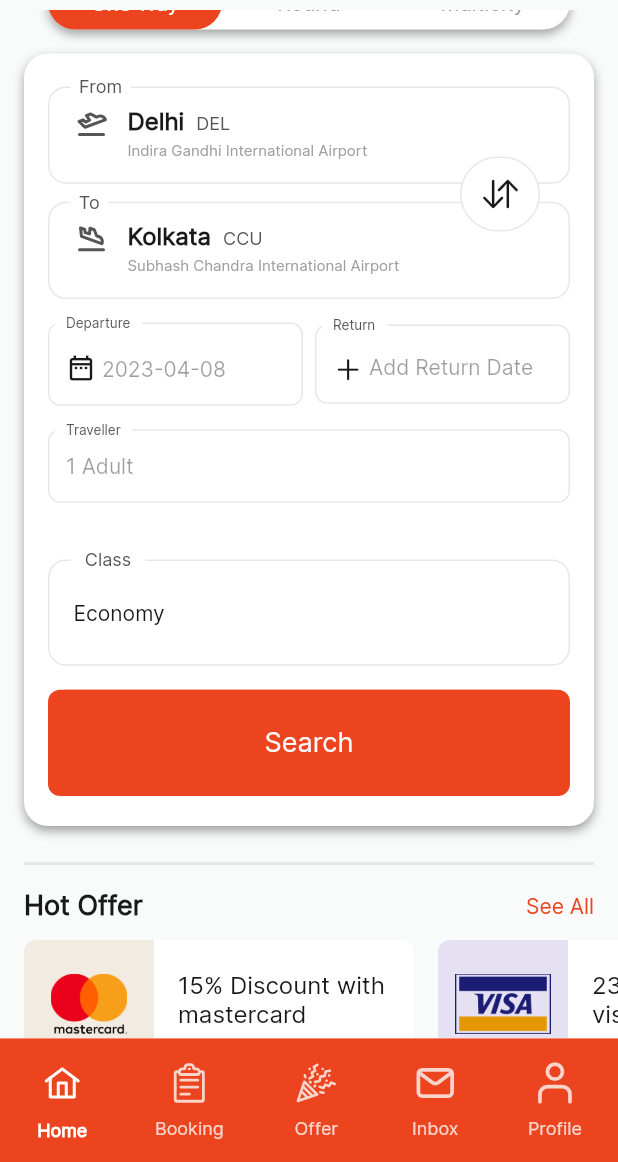
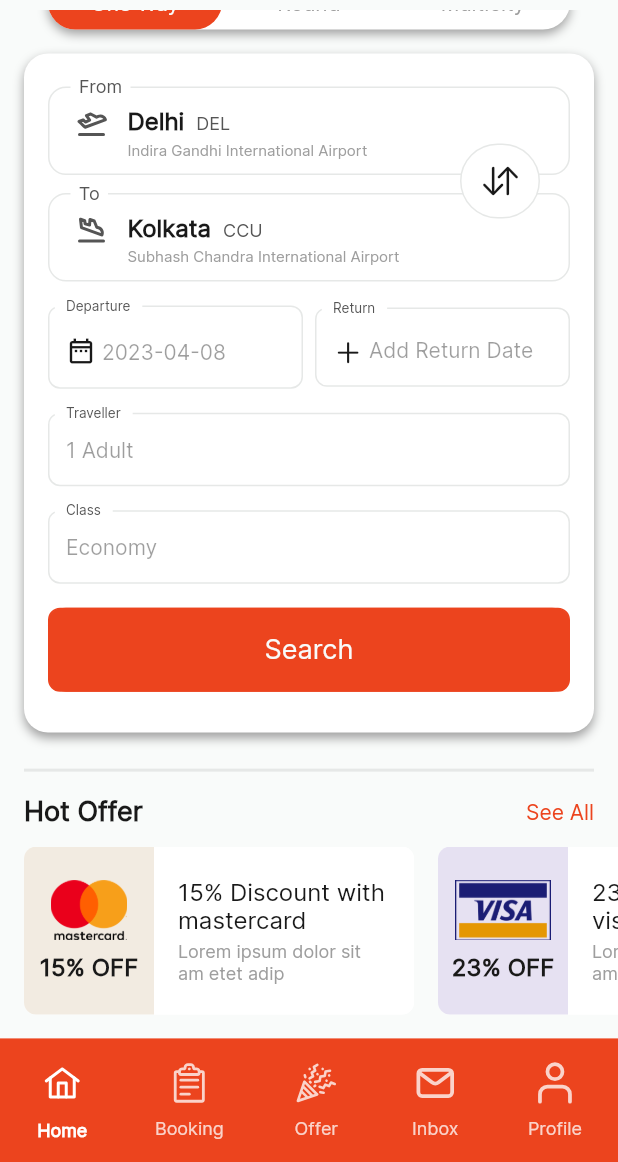
Before and after one commit to ramanassif/Book_Flight_App, a Flutter app: the screen it shows after launch, scrolled down 55 dp, on a phone screen of 412 x 824 dp, the part 74-1236 px from its top. Run offline on Flutter 3.47's test engine with Material 2 defaults, Android fonts, the phone set to English and light mode, and no system bars; our stand-ins replace easy_localization, flutter_svg, loading_animation_widget; missing offline and left inert: desktop_window.

Commit message:
Refactor code

```diff
--- a/lib/features/home_screen/widgets/flight_selection_widget.dart
+++ b/lib/features/home_screen/widgets/flight_selection_widget.dart
@@ -40,8 +40,8 @@ class _FlightSelectionWidgetState extends State<FlightSelectionWidget> {
       ),
       child: Container(
         height: MediaQuery.of(context).size.height > 700
-            ? MediaQuery.of(context).size.height / 1.6
-            : MediaQuery.of(context).size.height / 1.3, //windows
+            ? MediaQuery.of(context).size.height / 1.82
+            : MediaQuery.of(context).size.height / 1.5, //windows
         decoration: BoxDecoration(
           color: Colors.white,
           borderRadius: BorderRadius.circular(16),
@@ -64,8 +64,8 @@ class _FlightSelectionWidgetState extends State<FlightSelectionWidget> {
           ),
           child: Column(
             children: [
-              Expanded(
-                flex: 2,
+              SizedBox(
+                height: 130,
                 child: Stack(
                   clipBehavior: Clip.none,
                   children: [
@@ -284,7 +284,7 @@ class _FlightSelectionWidgetState extends State<FlightSelectionWidget> {
                       right: (currentLanguage == 'ar_AR')
                           ? MediaQuery.of(context).size.width / 1.5
                           : 20,
-                      bottom: 45,
+                      bottom: 42,
                       child: Container(
                         width: 50,
                         height: 50,
@@ -309,12 +309,8 @@ class _FlightSelectionWidgetState extends State<FlightSelectionWidget> {
                   ],
                 ),
               ),
-              const SizedBox(
-                height: 8,
-              ),
-              Expanded(
-                flex: 1,
-                child: Row(
+              const SizedBox(height: 16,),
+              Row(
                 children: [
                   Expanded(
                     flex: 1,
@@ -346,13 +342,8 @@ class _FlightSelectionWidgetState extends State<FlightSelectionWidget> {
                   ),
                 ],
               ),
-              ),
-              const SizedBox(
-                height: 8,
-              ),
-              Expanded(
-                flex: 1,
-                child: GestureDetector(
+              const SizedBox(height: 16,),
+              GestureDetector(
                 onTap: () {
                   showDialog(
                       context: context,
@@ -583,76 +574,18 @@ class _FlightSelectionWidgetState extends State<FlightSelectionWidget> {
                   label: 'Traveller',
                   controller: travellerController,
                   textValue:
-                        '${numOfAdult > 1 ? '$numOfAdult ' : '1 '}${'Adult'.tr()}',
+                      '${numOfAdult > 1 ? '$numOfAdult ' : '1 '}${'Adult'.tr().toString()}',
                 ),
               ),
+              const SizedBox(height: 16,),
+              CustomTextField(
+                label: 'Class',
+                controller: classController,
+                textValue:
+                'Economy'.tr().toString(),
               ),
-              const SizedBox(
-                height: 16,
-              ),
-              Expanded(
-                flex: 1,
-                child: Stack(
-                  clipBehavior: Clip.none,
-                  children: [
-                    Container(
-                      decoration: BoxDecoration(
-                        borderRadius: BorderRadius.circular(12),
-                        border: Border.all(
-                          color: kContainerBorderColor,
-                        ),
-                      ),
-                      child: Padding(
-                        padding: const EdgeInsets.only(
-                          left: 16,
-                          right: 16,
-                        ),
-                        child: Center(
-                          child: Row(
-                            children: [
-                              Text(
-                                'Economy'.tr().toString(),
-                                style: const TextStyle(
-                                  color: kDarkColor,
-                                  fontWeight: FontWeight.w500,
-                                  fontSize: 14,
-                                ),
-                              ),
-                            ],
-                          ),
-                        ),
-                      ),
-                    ),
-                    Positioned(
-                      left: (currentLanguage == 'en_EN')
-                          ? 15
-                          : MediaQuery.of(context).size.width * 0.68,
-                      top: -10,
-                      child: Container(
-                        color: Colors.white,
-                        width: 50,
-                        height: 20,
-                        child: Center(
-                          child: Text(
-                            'Class'.tr().toString(),
-                            textAlign: TextAlign.center,
-                            style: const TextStyle(
-                              fontSize: 12,
-                              color: kGreyColor,
-                            ),
-                          ),
-                        ),
-                      ),
-                    ),
-                  ],
-                ),
-              ),
-              const SizedBox(
-                height: 16,
-              ),
-              Expanded(
-                flex: 1,
-                child: Material(
+              const SizedBox(height: 16,),
+              Material(
                 color: kPrimaryColor,
                 borderRadius: BorderRadius.circular(12),
                 child: InkWell(
@@ -665,7 +598,6 @@ class _FlightSelectionWidgetState extends State<FlightSelectionWidget> {
                     titleColor: kLightColor,
                     height: 56,
                     color: kPrimaryColor,
-                    ),
                   ),
                 ),
               ),
```
Lines whose indentation alone changed are shown as unchanged.
